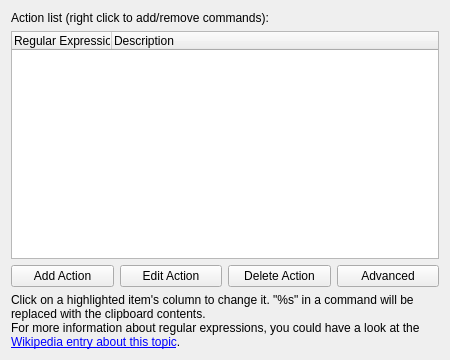
The window that klipper/actionsconfig.ui (mgottschlag/kwin-tiling) describes before a commit, drawn with Qt 5.
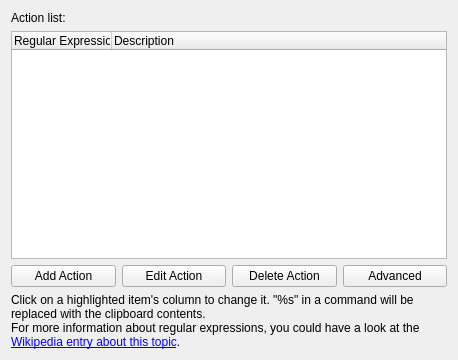
The same window after the commit. Custom widgets are drawn as their Qt base class.

Commit message: Adjust a string to affect a reality :)

```diff
--- a/klipper/actionsconfig.ui
+++ b/klipper/actionsconfig.ui
@@ -6,7 +6,7 @@
    <rect>
     <x>0</x>
     <y>0</y>
-    <width>450</width>
+    <width>458</width>
     <height>360</height>
    </rect>
   </property>
@@ -14,7 +14,7 @@
    <item>
     <widget class="QLabel" name="label">
      <property name="text">
-      <string>Action list (right click to add/remove commands):</string>
+      <string>Action list:</string>
      </property>
     </widget>
    </item>
```
